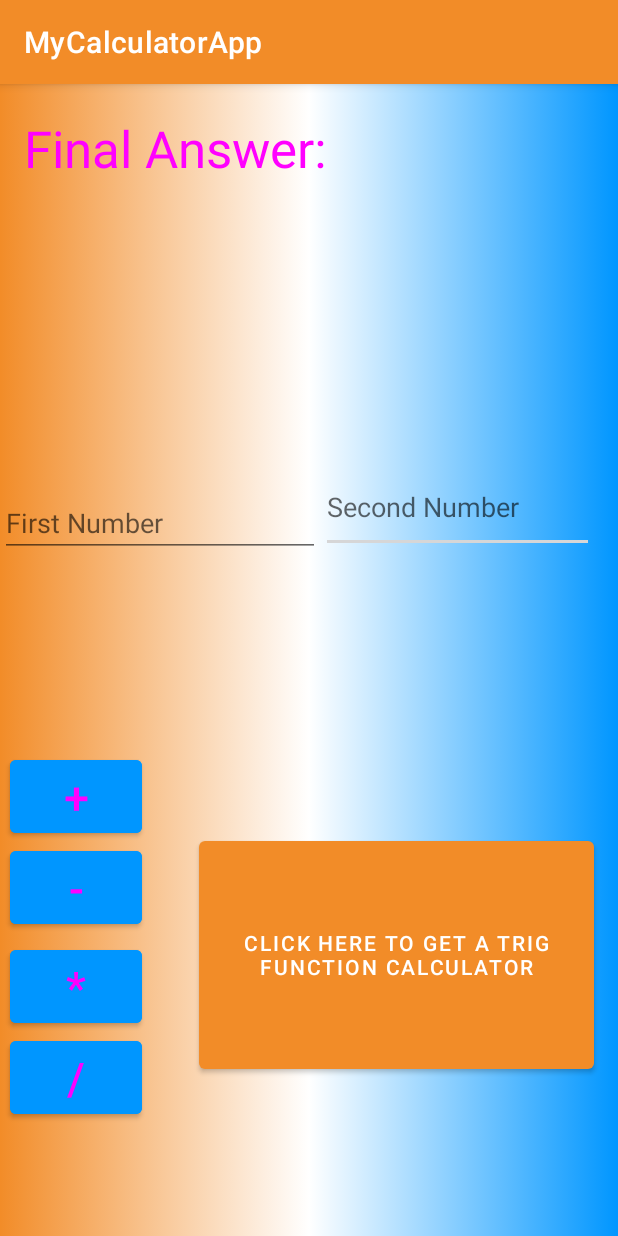
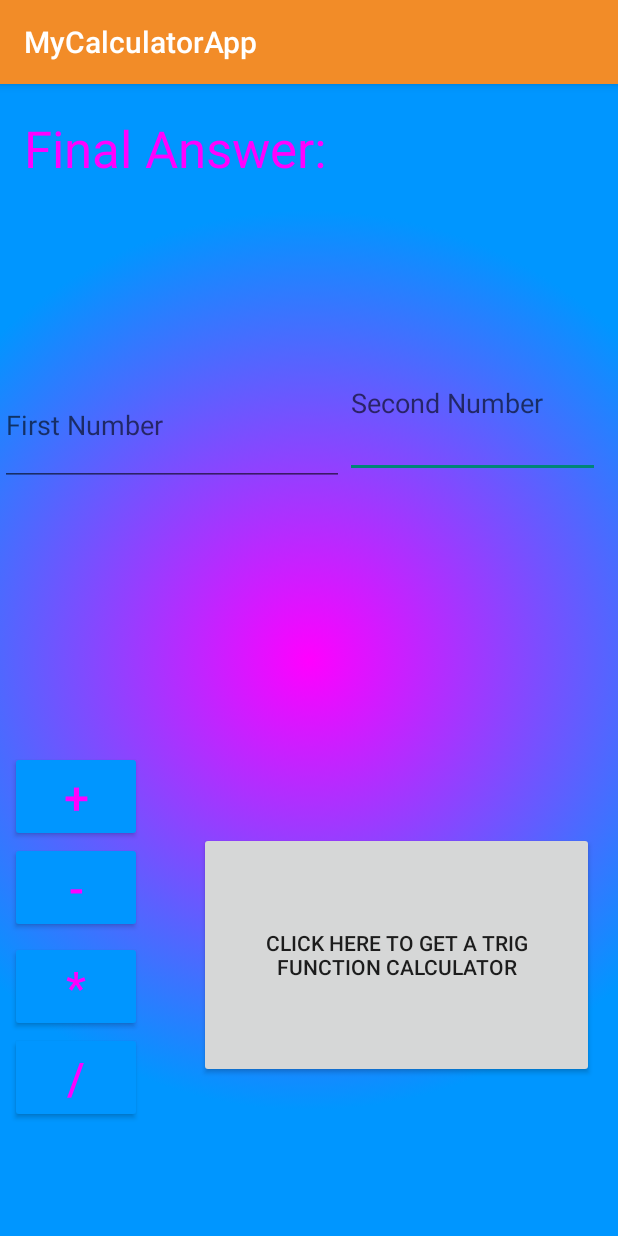
Before and after one commit to dwijb16/MyCalculatorApp, an Android app: the screen it shows after launch (MainActivity), on a phone screen of 412 x 824 dp. Run offline under Robolectric (Android 15) with nearby library versions, the phone set to English and light mode, and no system bars.

```diff
--- a/app/src/main/res/drawable/gradient_background.xml
+++ b/app/src/main/res/drawable/gradient_background.xml
@@ -5,9 +5,9 @@
         <shape>
             <gradient
                 android:endColor="@color/BrightBlue"
-                android:centerColor="@color/white"
-                android:startColor="@color/Orange"
-                android:type="linear" />
+                android:gradientRadius="300dp"
+                android:startColor="@color/pink"
+                android:type="radial" />
         </shape>
     </item>
 </selector>
--- a/app/src/main/res/layout/activity_main.xml
+++ b/app/src/main/res/layout/activity_main.xml
@@ -10,17 +10,17 @@
 
     <EditText
         android:id="@+id/SecondNum"
-        android:layout_width="182dp"
-        android:layout_height="61dp"
+        android:layout_width="170dp"
+        android:layout_height="99dp"
         android:ems="10"
         android:hint="Second Number"
         android:inputType="textPersonName"
         app:layout_constraintBottom_toBottomOf="parent"
         app:layout_constraintEnd_toEndOf="parent"
-        app:layout_constraintHorizontal_bias="0.93"
+        app:layout_constraintHorizontal_bias="0.95"
         app:layout_constraintStart_toStartOf="parent"
         app:layout_constraintTop_toTopOf="parent"
-        app:layout_constraintVertical_bias="0.356" />
+        app:layout_constraintVertical_bias="0.244" />
 
     <Button
         android:id="@+id/addition"
@@ -105,8 +105,8 @@
 
     <EditText
         android:id="@+id/firstNum"
-        android:layout_width="wrap_content"
-        android:layout_height="wrap_content"
+        android:layout_width="229dp"
+        android:layout_height="81dp"
         android:ems="10"
         android:hint="First Number"
         android:inputType="textPersonName"
@@ -115,7 +115,7 @@
         app:layout_constraintHorizontal_bias="0.0"
         app:layout_constraintStart_toStartOf="parent"
         app:layout_constraintTop_toTopOf="parent"
-        app:layout_constraintVertical_bias="0.374" />
+        app:layout_constraintVertical_bias="0.272" />
 
     <Button
         android:id="@+id/goToTrig"
--- a/app/src/main/res/values/themes.xml
+++ b/app/src/main/res/values/themes.xml
@@ -1,6 +1,6 @@
 <resources xmlns:tools="http://schemas.android.com/tools">
     <!-- Base application theme. -->
-    <style name="Theme.MyCalculatorApp" parent="Theme.MaterialComponents.DayNight.DarkActionBar">
+    <style name="Theme.MyCalculatorApp" parent="Theme.AppCompat.DayNight.DarkActionBar">
         <!-- Primary brand color. -->
         <item name="colorPrimary">@color/Orange</item>
         <item name="colorPrimaryVariant">@color/BrightBlue</item>
```
Also changed, not shown: app/src/main/java/com/example/mycalculatorapp/MainActivity.java (+59 -16 lines), app/src/main/res/layout/activity_second.xml (+17 -0 lines).
